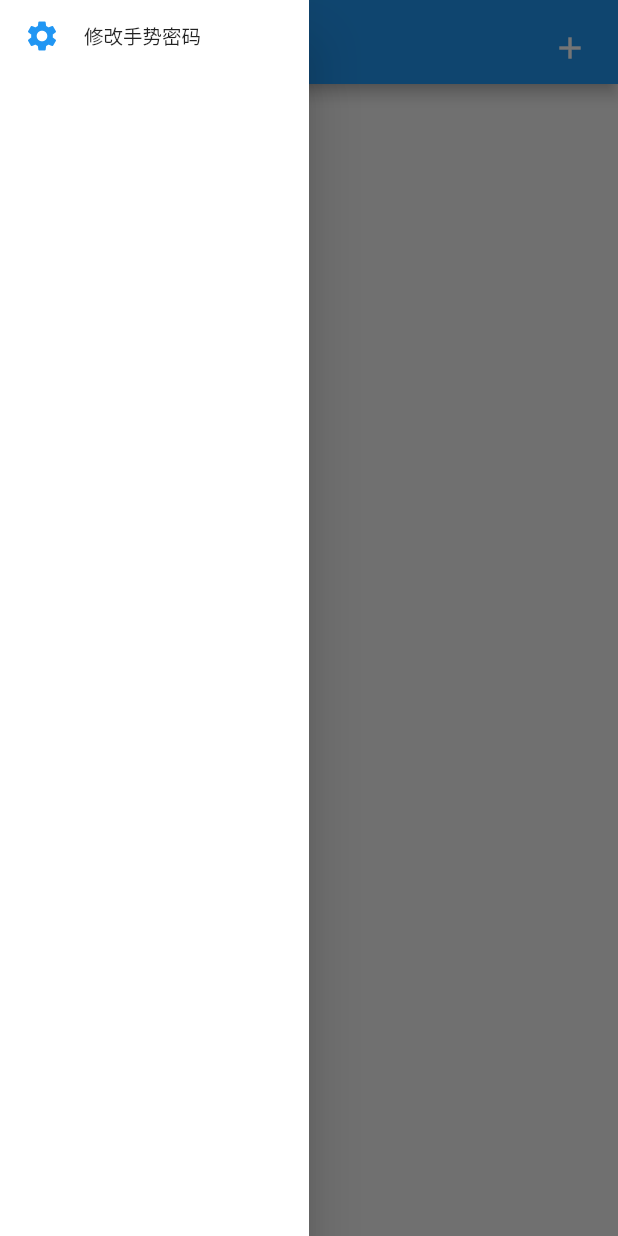
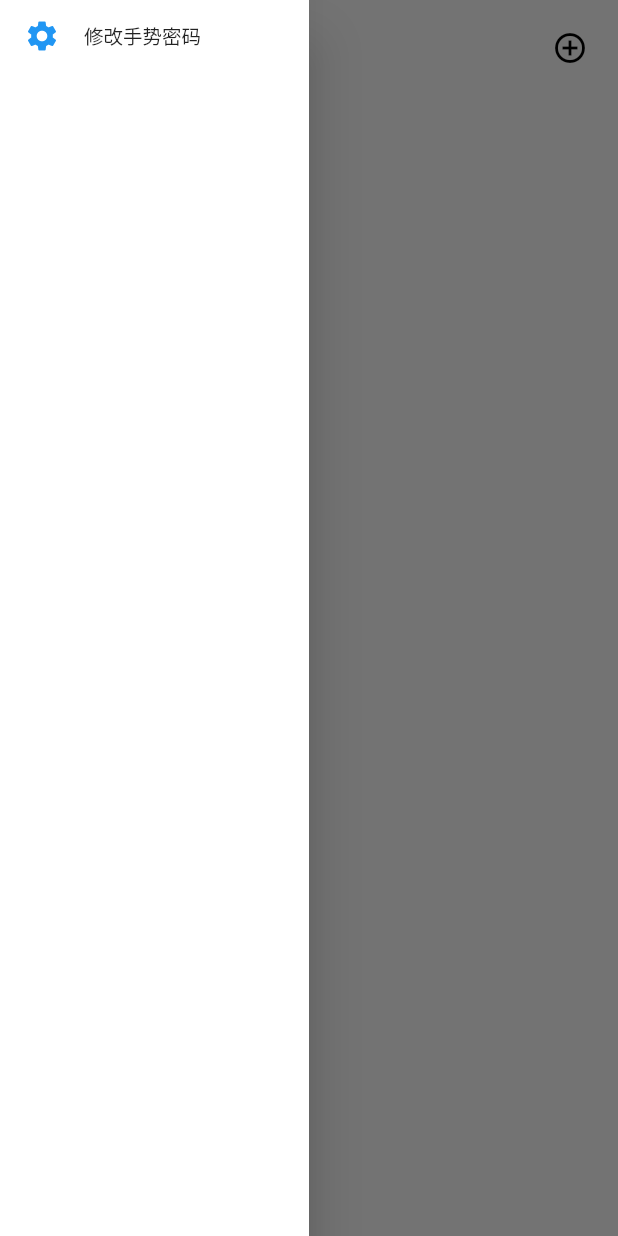
Before and after one commit to chen-ccll/Flutter-Authenticator-app, a Flutter app: the MyHomePage screen opened directly, with the side drawer open, on a phone screen of 412 x 824 dp. Run offline on Flutter 3.47's test engine with Material 2 defaults, Android fonts, the phone set to English and light mode, and no system bars; our stand-ins replace flutter_swipe_action_cell, pinput, shared_preferences; missing offline and left inert: base32, custom_pop_up_menu, gesture_password_widget, otp, qr_code_scanner; accounts and stored records are empty.

Commit message:
修改主页的主题色

```diff
--- a/lib/main.dart
+++ b/lib/main.dart
@@ -1,6 +1,5 @@
 import 'package:flutter/cupertino.dart';
 import 'package:flutter/material.dart';
-
 import 'package:flutter_application_1/pages/home/home.dart';
 import 'package:flutter_application_1/pages/add_code/add_code.dart';
 import 'package:flutter_application_1/pages/add_key/add_key.dart';
--- a/lib/pages/home/home.dart
+++ b/lib/pages/home/home.dart
@@ -175,7 +175,7 @@ class _MyHomePageState extends State<MyHomePage> {
       ItemModel('输入密钥', Icons.create, 'add_key'),
     ];
     return Scaffold(
-      backgroundColor: Colors.grey[100],
+      backgroundColor: Colors.grey[50],
       drawer: SizedBox(
         child: Drawer(
           child: drawer(context),
@@ -185,10 +185,14 @@ class _MyHomePageState extends State<MyHomePage> {
         width: MediaQuery.of(context).size.width / 2,
       ),
       appBar: AppBar(
+        elevation: 0,
+        backgroundColor: Colors.grey[50],
+        iconTheme: IconThemeData(color: Colors.black),
+        bottomOpacity: 0,
         actions: [
           CustomPopupMenu(
             child: Container(
-              child: Icon(Icons.add, color: Colors.white),
+              child: Icon(Icons.add_circle_outline, color: Colors.black),
               padding: EdgeInsets.all(20),
             ),
             menuBuilder: () => ClipRRect(
```
